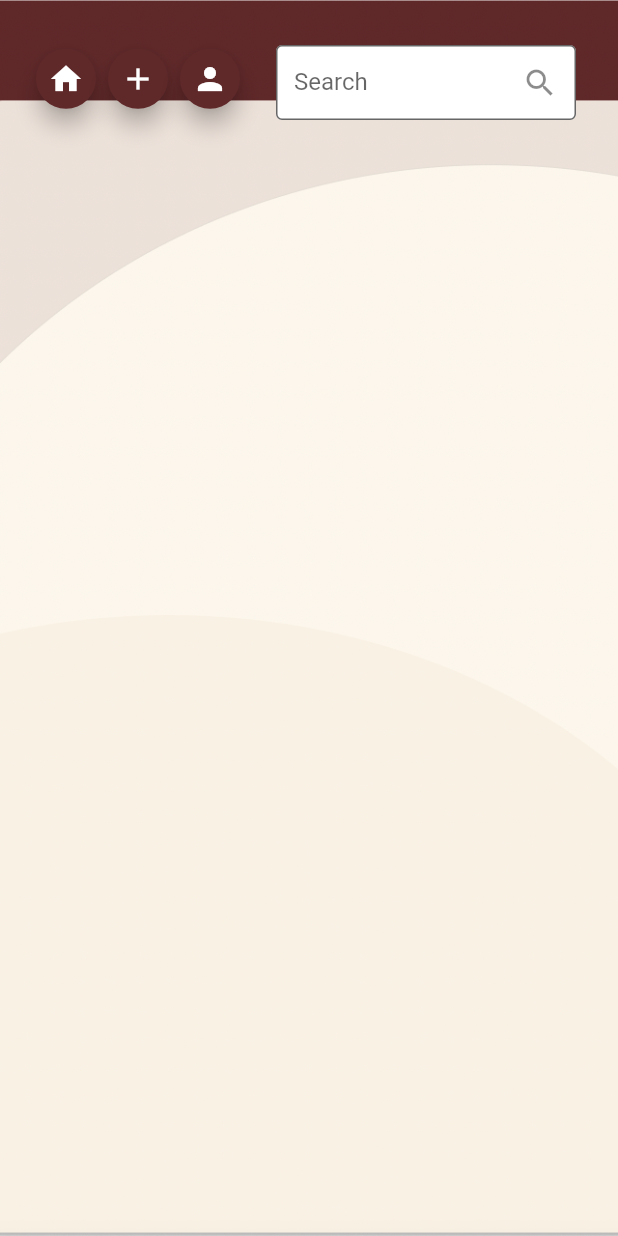
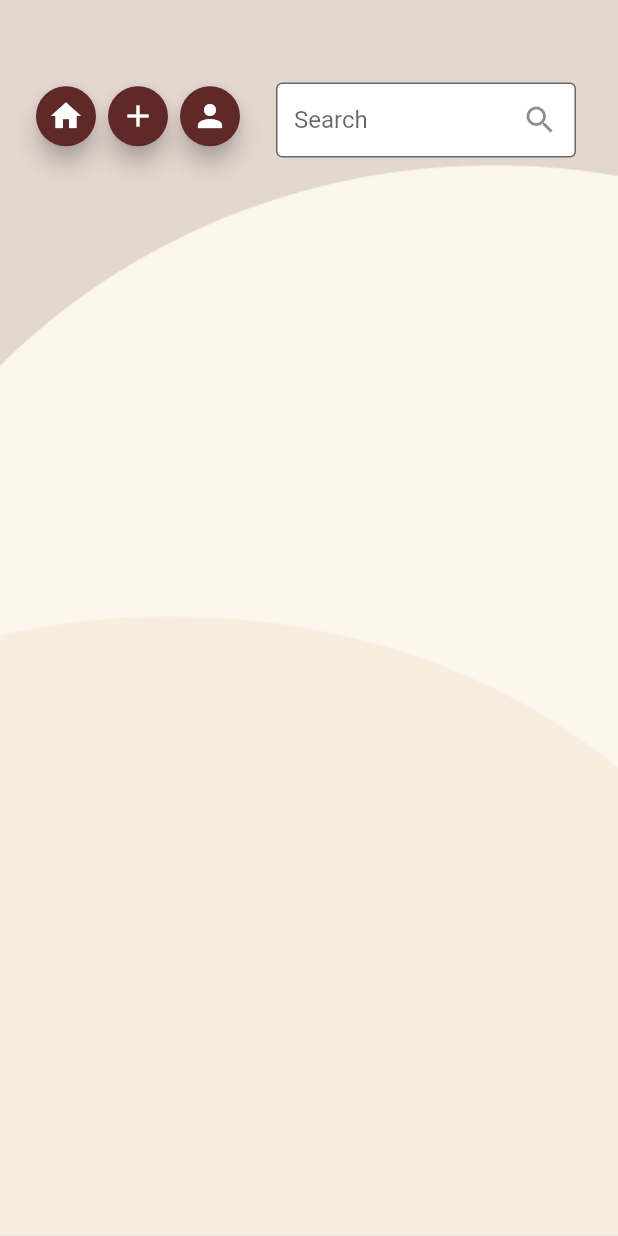
Before and after one commit to vincentv1345/COP4331-Recipe-Book, a Flutter app: the RecipeScreen screen opened by its route, after a tap on the "home" icon, on a phone screen of 412 x 824 dp. Run offline on Flutter 3.47's test engine with Material 2 defaults, Android fonts, the phone set to English and light mode, and no system bars; missing offline and left inert: outline_search_bar; network calls fail.

Commit message:
BG changes

```diff
--- a/mobile/lib/screens/HomeScreen.dart
+++ b/mobile/lib/screens/HomeScreen.dart
@@ -105,7 +105,7 @@ class _MainPageState extends State<MainPage> {
               children: <Widget>[
 
                 Container(
-                  margin: const EdgeInsets.only(top: 25, left: 0,),
+                  margin: const EdgeInsets.only(top: 50, left: 0,),
 
                   child:
                   Row(
--- a/mobile/lib/screens/Profile.dart
+++ b/mobile/lib/screens/Profile.dart
@@ -79,7 +79,7 @@ class _MainPageState extends State<MainPage> {
               children: <Widget>[
 
                 Container(
-                  margin: const EdgeInsets.only(top: 20, left: 10,),
+                  margin: const EdgeInsets.only(top: 50, left: 10,),
 
                   child:
                   Row(
--- a/mobile/lib/screens/ViewRecipe.dart
+++ b/mobile/lib/screens/ViewRecipe.dart
@@ -78,7 +78,7 @@ class _MainPageState extends State<MainPage> {
     return Container(
         padding: EdgeInsets.fromLTRB(20, 0, 20, 0),
         decoration: const BoxDecoration(
-          image: DecorationImage(image: AssetImage("lib/assets/homescreen.PNG"), fit: BoxFit.cover),
+          image: DecorationImage(image: AssetImage("lib/assets/homescreen.png"), fit: BoxFit.cover),
         ),
         width:  MediaQuery.of(context).size.width,
         height: MediaQuery.of(context).size.height,
@@ -93,7 +93,7 @@ class _MainPageState extends State<MainPage> {
               children: <Widget>[
 
             Container(
-            margin: const EdgeInsets.only(top: 25, left: 10,),
+            margin: const EdgeInsets.only(top: 50, left: 10,),
 
             child:
             Row(
```
Also changed, not shown: mobile/lib/assets/homescreen.png.
